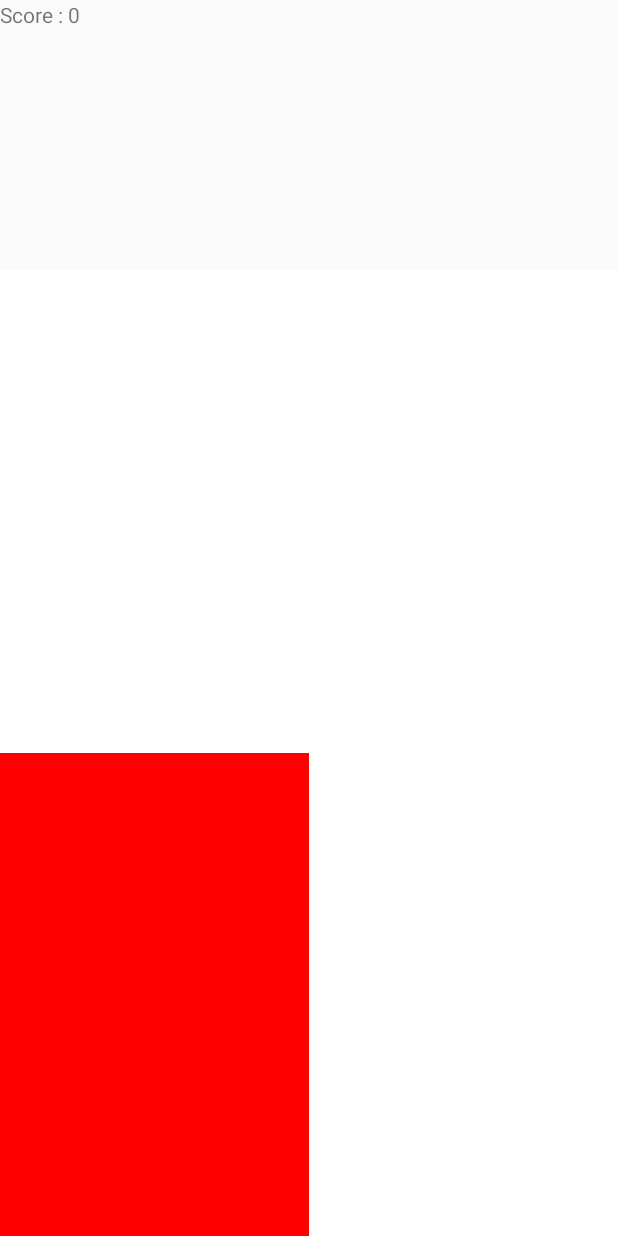
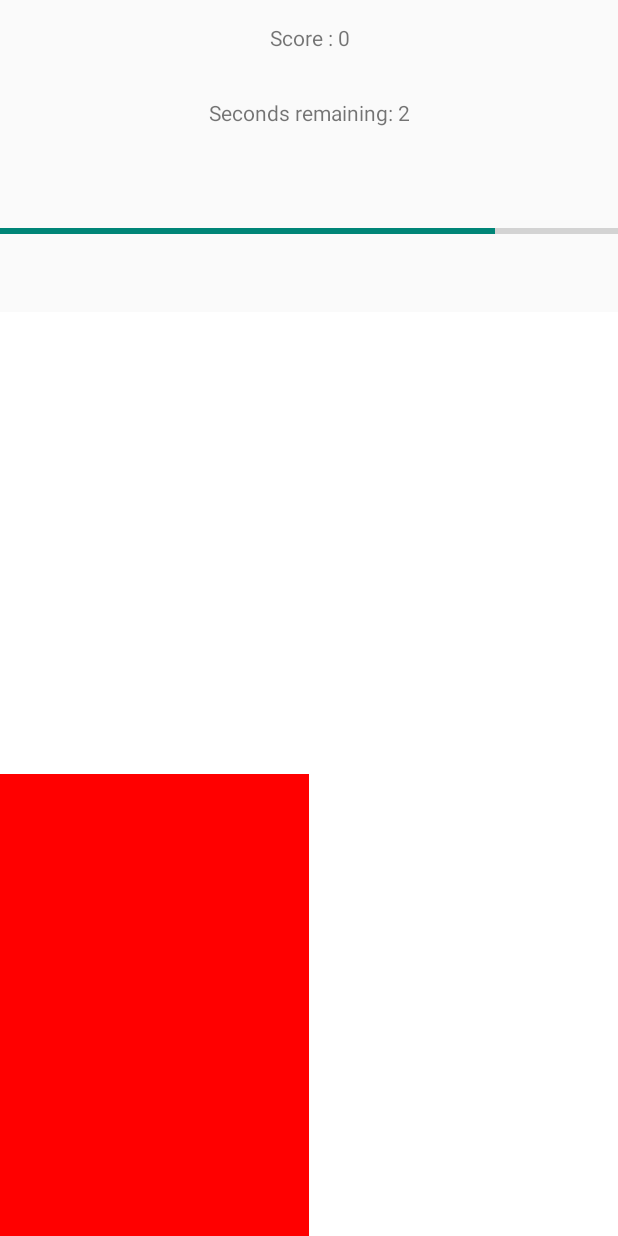
Before and after one commit to imhobo/spotAndTouch, an Android app: the screen it shows after launch (MainActivity), on a phone screen of 412 x 824 dp. Run offline under Robolectric (Android 15) with nearby library versions, the phone set to English and light mode, and no system bars.

Commit message:
Add countdown timer and progress bar

```diff
--- a/app/build.gradle
+++ b/app/build.gradle
@@ -26,5 +26,6 @@ dependencies {
     })
     compile 'com.android.support:appcompat-v7:26.+'
     compile 'com.android.support.constraint:constraint-layout:1.0.2'
+    compile 'com.android.support:design:26.+'
     testCompile 'junit:junit:4.12'
 }
--- a/app/src/main/java/com/example/avantika/clickit/MainActivity.java
+++ b/app/src/main/java/com/example/avantika/clickit/MainActivity.java
@@ -1,46 +1,30 @@
 package com.example.avantika.clickit;
 
-import android.content.Context;
-import android.content.Intent;
 import android.graphics.Color;
-import android.graphics.Point;
-import android.os.Build;
 import android.os.CountDownTimer;
-import android.support.annotation.RequiresApi;
 import android.support.v7.app.AppCompatActivity;
 import android.os.Bundle;
-import android.util.Log;
-import android.view.Display;
-import android.view.LayoutInflater;
 import android.view.View;
-import android.view.ViewGroup;
-import android.widget.AdapterView;
-import android.widget.GridView;
-import android.widget.ImageView;
 import android.widget.LinearLayout;
-import android.widget.RelativeLayout;
+import android.widget.ProgressBar;
 import android.widget.TextView;
-import android.widget.Toast;
 
 import java.util.Random;
-import java.util.Timer;
-import java.util.TimerTask;
-import java.util.concurrent.TimeUnit;
-import java.util.logging.Handler;
-import java.util.zip.Inflater;
 
 
 public class MainActivity extends AppCompatActivity implements View.OnClickListener {
 
 
     int score = 0;
-    TextView tv;
+    TextView tvCount, tvScore;
     int orderGrid = 2;
     LinearLayout[][] verLayout;
     int cur;
     int prev;
     String selectedColor = "#FF0000";
     String backColor = "#FFFFFF";
+    ProgressBar pb;
+    int totalTime;
 
     //@RequiresApi(api = Build.VERSION_CODES.JELLY_BEAN)
     @Override
@@ -49,8 +33,12 @@ public class MainActivity extends AppCompatActivity implements View.OnClickListe
         super.onCreate(savedInstanceState);
         setContentView( R.layout.activity_main );
 
-        tv = (TextView) findViewById(R.id.tv);
-        tv.setText(getResources().getString(R.string.score) + " " + Integer.toString(score));
+        //tv = (TextView) findViewById(R.id.tv);
+        tvCount = (TextView) findViewById(R.id.countdown);
+        tvScore = (TextView) findViewById(R.id.score);
+        tvScore.setText(getResources().getString(R.string.score) + " " + Integer.toString(score));
+
+        totalTime = 10; // in seconds
 
 
 //        Display display = getWindowManager().getDefaultDisplay();
@@ -59,7 +47,8 @@ public class MainActivity extends AppCompatActivity implements View.OnClickListe
 //        int width = size.x;
 //        final int height = size.y;
 //
-
+        pb = (ProgressBar) findViewById(R.id.progressBar);
+        pb.setProgress(0);
 
         LinearLayout parentLayout = (LinearLayout)findViewById(R.id.llgrid);
         parentLayout.setBackgroundColor(Color.parseColor(backColor));
@@ -88,26 +77,38 @@ public class MainActivity extends AppCompatActivity implements View.OnClickListe
                 verLayout[i][j].setOnClickListener(this);
             }
         }
-
         Random rand = new Random();
         cur = rand.nextInt(orderGrid*orderGrid);
         prev = cur;
         verLayout[cur/orderGrid][cur%orderGrid].setBackgroundColor(Color.parseColor(selectedColor));
-        //Change this line
-//        verLayout[cur / orderGrid][cur % orderGrid].setBackground(getResources().getDrawable(R.drawable.sample2));
+        new CountDownTimer(totalTime * 1000, 1000) {
 
+            public void onTick(long millisUntilFinished) {
+                long timeRemaining = millisUntilFinished / 1000;
+                tvCount.setText("Seconds remaining: " + Long.toString(timeRemaining));
+                float percentageProgressBar = (((float) totalTime - (float) timeRemaining)/totalTime) * 100;
+                pb.setProgress((int) percentageProgressBar);
+            }
+
+            public void onFinish() {
+                long timeRemaining = 0;
+                tvCount.setText("Seconds remaining: " + Long.toString(timeRemaining));
+                float percentageProgressBar = (((float) totalTime - (float) timeRemaining)/totalTime) * 100;
+                pb.setProgress((int) percentageProgressBar);
+            }
+
+        }.start();
     }
 
    // @RequiresApi(api = Build.VERSION_CODES.JELLY_BEAN)
     @Override
     public void onClick(View view) {
-
         int id = view.getId();
 
         if(id == cur)
         {
             score++;
-            tv.setText(getResources().getString(R.string.score) + " " + Integer.toString(score));
+            tvScore.setText(getResources().getString(R.string.score) + " " + Integer.toString(score));
 
             Random rand = new Random();
             while(prev==cur) {
@@ -122,4 +123,5 @@ public class MainActivity extends AppCompatActivity implements View.OnClickListe
 
     }
 
+
 }
--- a/app/src/main/res/layout/activity_main.xml
+++ b/app/src/main/res/layout/activity_main.xml
@@ -12,13 +12,30 @@
         android:id="@+id/lltop"
         android:layout_width="match_parent"
         android:layout_height="wrap_content"
-        android:layout_weight="0.2">
+        android:orientation="vertical"
+        android:layout_weight="0.2"
+        android:weightSum="1">
 
         <TextView
-            android:id="@+id/tv"
-            android:text="hello"
             android:layout_width="match_parent"
-            android:layout_height="match_parent"/>
+            android:layout_height="wrap_content"
+            android:id="@+id/score"
+            android:gravity="center"
+            android:layout_weight="0.2"/>
+        <TextView
+            android:layout_width="match_parent"
+            android:layout_height="wrap_content"
+            android:id="@+id/countdown"
+            android:gravity="center"
+            android:layout_weight="0.2"/>
+
+        <ProgressBar
+            android:id="@+id/progressBar"
+            style="?android:attr/progressBarStyleHorizontal"
+            android:layout_width="match_parent"
+            android:layout_height="wrap_content"
+            android:layout_weight="0.6"/>
+
 
     </LinearLayout>
 
@@ -33,3 +50,10 @@
 
 
 </LinearLayout>
+
+<!--<TextView-->
+<!--android:id="@+id/tv"-->
+<!--android:text="hello"-->
+<!--android:layout_width="match_parent"-->
+<!--android:layout_height="match_parent"-->
+<!--android:textSize="50sp"/>-->
--- /dev/null
+++ b/app/src/main/res/values/dimens.xml
@@ -0,0 +1,3 @@
+<resources>
+    <dimen name="fab_margin">16dp</dimen>
+</resources>
--- a/app/src/main/res/values/strings.xml
+++ b/app/src/main/res/values/strings.xml
@@ -1,4 +1,5 @@
 <resources>
     <string name="app_name">ClickIT</string>
     <string name="score">Score :</string>
+    <string name="title_activity_show_score">ShowScore</string>
 </resources>
--- a/app/src/main/res/values/styles.xml
+++ b/app/src/main/res/values/styles.xml
@@ -12,4 +12,13 @@
         <item name="android:windowFullscreen">true</item>
     </style>
 
+    <style name="AppTheme.NoActionBar">
+        <item name="windowActionBar">false</item>
+        <item name="windowNoTitle">true</item>
+    </style>
+
+    <style name="AppTheme.AppBarOverlay" parent="ThemeOverlay.AppCompat.Dark.ActionBar"/>
+
+    <style name="AppTheme.PopupOverlay" parent="ThemeOverlay.AppCompat.Light"/>
+
 </resources>
```
